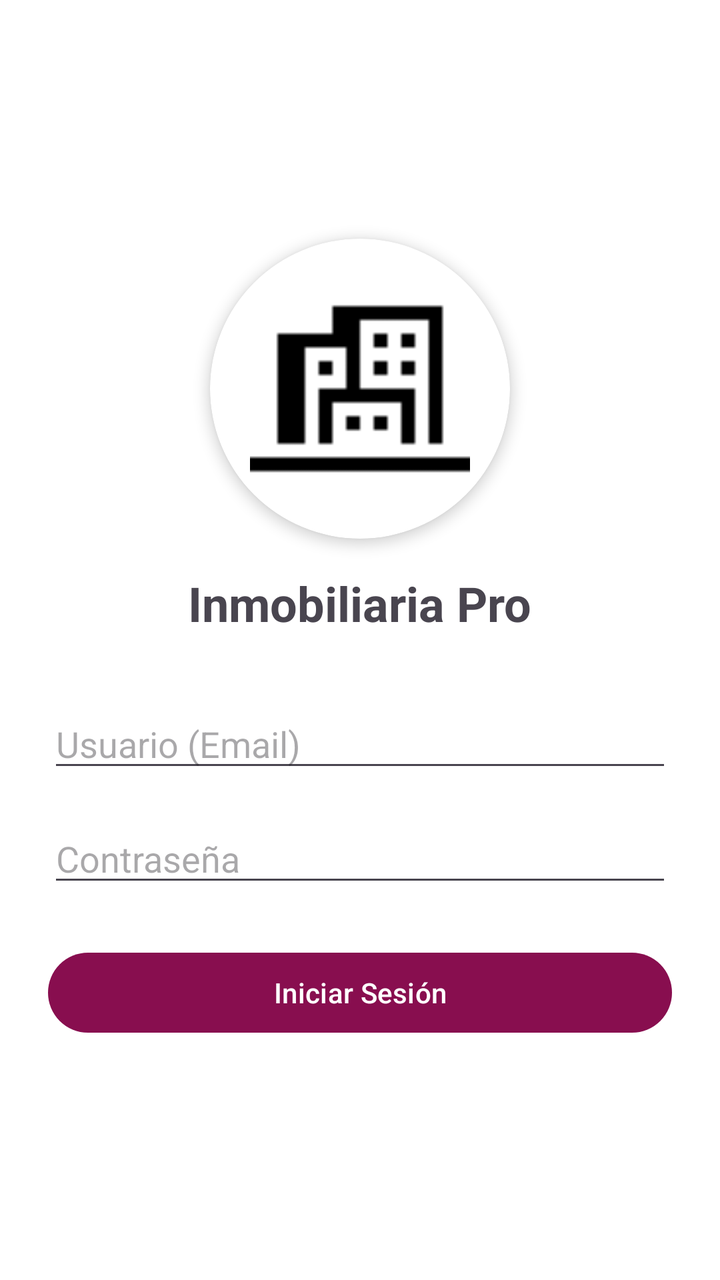
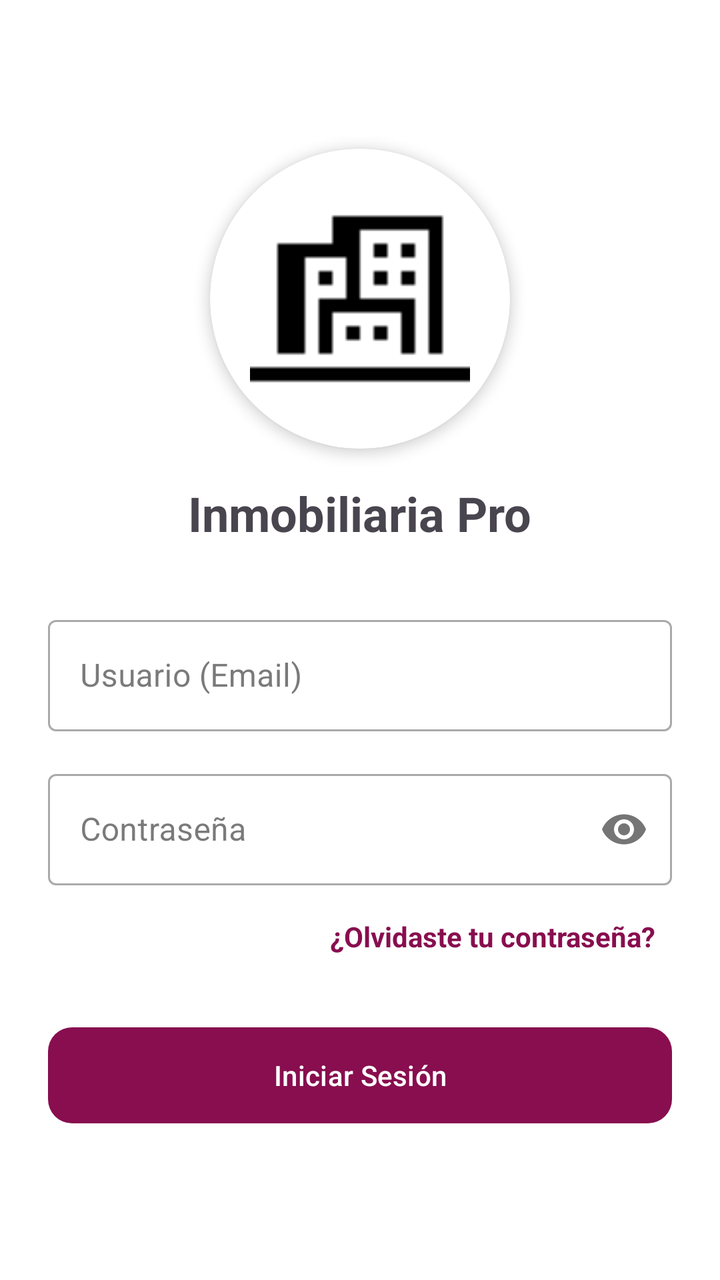

Two renders of the same Android screen: before a commit and after it. Below are the layout's source before the change and the commit's diff.
<!-- AndroidManifest.xml: activity theme Theme.InmobiliariaPro.NoActionBar -->
<!-- res/layout/activity_login.xml -->
<?xml version="1.0" encoding="utf-8"?>
<LinearLayout xmlns:android="http://schemas.android.com/apk/res/android"
    xmlns:app="http://schemas.android.com/apk/res-auto"
    android:layout_width="match_parent"
    android:layout_height="match_parent"
    android:orientation="vertical"
    android:padding="24dp"
    android:gravity="center">

    <com.google.android.material.card.MaterialCardView
        android:layout_width="150dp"
        android:layout_height="150dp"
        app:cardCornerRadius="75dp"
        app:cardElevation="4dp"
        app:cardBackgroundColor="@android:color/white"
        android:layout_marginBottom="16dp"
        app:strokeWidth="0dp">

        <ImageView
            android:id="@+id/ivLogo"
            android:layout_width="match_parent"
            android:layout_height="match_parent"
            android:src="@drawable/logo_inmo"
            android:padding="20dp"
            android:scaleType="fitCenter"
            android:contentDescription="Logo Inmobiliaria"/>
    </com.google.android.material.card.MaterialCardView>

    <TextView
        android:layout_width="wrap_content"
        android:layout_height="wrap_content"
        android:text="Inmobiliaria Pro"
        android:textSize="24sp"
        android:textStyle="bold"
        android:layout_marginBottom="32dp"/>

    <EditText
        android:id="@+id/etUsuario"
        android:layout_width="match_parent"
        android:layout_height="wrap_content"
        android:hint="Usuario (Email)"
        android:inputType="textEmailAddress"
        android:layout_marginBottom="16dp"/>

    <EditText
        android:id="@+id/etClave"
        android:layout_width="match_parent"
        android:layout_height="wrap_content"
        android:hint="Contraseña"
        android:inputType="textPassword"
        android:layout_marginBottom="24dp"/>

    <Button
        android:id="@+id/btnLogin"
        android:layout_width="match_parent"
        android:layout_height="wrap_content"
        android:text="Iniciar Sesión"/>

    <ProgressBar
        android:id="@+id/progressBar"
        android:layout_width="wrap_content"
        android:layout_height="wrap_content"
        android:visibility="gone"
        android:layout_marginTop="16dp"/>

</LinearLayout>
<!-- resources referenced by this layout -->
<resources>
  <!-- drawable logo_inmo: png bitmap (drawable, 232 bytes) -->
  <style name="Theme.InmobiliariaPro.NoActionBar" parent="Theme.InmobiliariaPro">
          <item name="windowActionBar">false</item>
          <item name="windowNoTitle">true</item>
      </style>
  <style name="Theme.InmobiliariaPro" parent="Theme.Material3.DayNight">
          <item name="colorPrimary">@color/primary</item>
          <item name="colorOnPrimary">@color/onPrimary</item>
          <item name="colorSecondary">@color/secondary</item>
          <item name="colorOnSecondary">@color/onSecondary</item>
          <item name="android:colorBackground">@color/background</item>
          <item name="colorSurface">@color/surface</item>
          <item name="colorOnSurface">@color/onSurface</item>
          <item name="colorTertiary">@color/tertiary</item>
          <item name="colorOnTertiary">@color/onTertiary</item>
          <item name="android:statusBarColor">@color/statusBarColor</item>
      </style>
  <color name="primary">#880E4F</color>
  <color name="onPrimary">#FFFFFF</color>
  <color name="secondary">#AD1457</color>
  <color name="onSecondary">#FFFFFF</color>
  <color name="background">#FFFFFF</color>
  <color name="surface">#F5F5F5</color>
  <color name="onSurface">#212121</color>
  <color name="tertiary">#C62828</color>
  <color name="onTertiary">#FFFFFF</color>
  <color name="statusBarColor">#560027</color>
</resources>

<!-- the commit's change to res/layout/activity_login.xml (unified diff, before → after) -->
@@ -34,33 +34,63 @@
         android:textStyle="bold"
         android:layout_marginBottom="32dp"/>
 
-    <EditText
-        android:id="@+id/etUsuario"
+    <com.google.android.material.textfield.TextInputLayout
+        style="@style/Widget.MaterialComponents.TextInputLayout.OutlinedBox"
         android:layout_width="match_parent"
         android:layout_height="wrap_content"
         android:hint="Usuario (Email)"
-        android:inputType="textEmailAddress"
-        android:layout_marginBottom="16dp"/>
+        android:layout_marginBottom="16dp">
 
-    <EditText
-        android:id="@+id/etClave"
+        <com.google.android.material.textfield.TextInputEditText
+            android:id="@+id/etUsuario"
+            android:layout_width="match_parent"
+            android:layout_height="wrap_content"
+            android:inputType="textEmailAddress" />
+    </com.google.android.material.textfield.TextInputLayout>
+
+    <com.google.android.material.textfield.TextInputLayout
+        style="@style/Widget.MaterialComponents.TextInputLayout.OutlinedBox"
         android:layout_width="match_parent"
         android:layout_height="wrap_content"
         android:hint="Contraseña"
-        android:inputType="textPassword"
-        android:layout_marginBottom="24dp"/>
+        android:layout_marginBottom="8dp"
+        app:passwordToggleEnabled="true">
+
+        <com.google.android.material.textfield.TextInputEditText
+            android:id="@+id/etClave"
+            android:layout_width="match_parent"
+            android:layout_height="wrap_content"
+            android:inputType="textPassword" />
+    </com.google.android.material.textfield.TextInputLayout>
+
+    <TextView
+        android:id="@+id/tvOlvideClave"
+        android:layout_width="wrap_content"
+        android:layout_height="wrap_content"
+        android:layout_gravity="end"
+        android:text="¿Olvidaste tu contraseña?"
+        android:textColor="@color/bordo_oscuro"
+        android:layout_marginBottom="24dp"
+        android:textStyle="bold"
+        android:padding="8dp"
+        android:clickable="true"
+        android:focusable="true"
+        android:background="?attr/selectableItemBackground"/>
 
     <Button
         android:id="@+id/btnLogin"
         android:layout_width="match_parent"
-        android:layout_height="wrap_content"
-        android:text="Iniciar Sesión"/>
+        android:layout_height="56dp"
+        android:text="Iniciar Sesión"
+        app:cornerRadius="12dp"
+        app:backgroundTint="@color/bordo_oscuro"/>
 
     <ProgressBar
         android:id="@+id/progressBar"
         android:layout_width="wrap_content"
         android:layout_height="wrap_content"
         android:visibility="gone"
-        android:layout_marginTop="16dp"/>
+        android:layout_marginTop="16dp"
+        android:indeterminateTint="@color/bordo_oscuro"/>
 
 </LinearLayout>
<!-- resource entries referenced after the edit -->
@@ -1,5 +1,6 @@
 <!-- resources referenced by this layout -->
 <resources>
+  <color name="bordo_oscuro">#880E4F</color>
   <!-- drawable logo_inmo: png bitmap (drawable, 232 bytes) -->
   <style name="Theme.InmobiliariaPro.NoActionBar" parent="Theme.InmobiliariaPro">
           <item name="windowActionBar">false</item>
